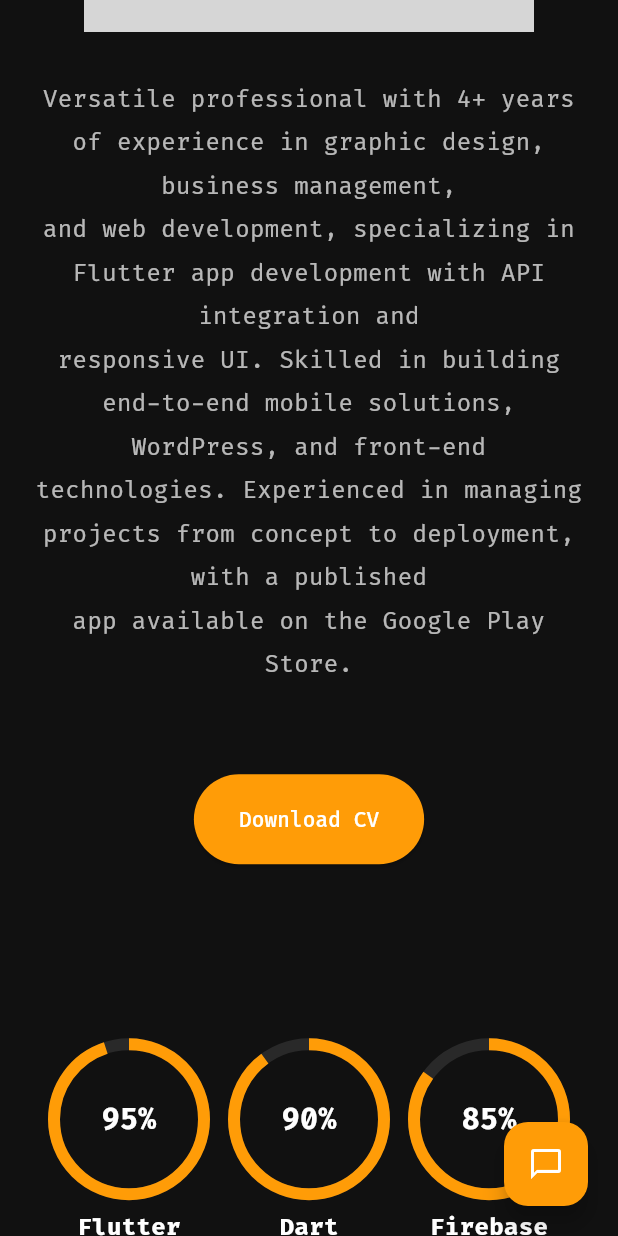
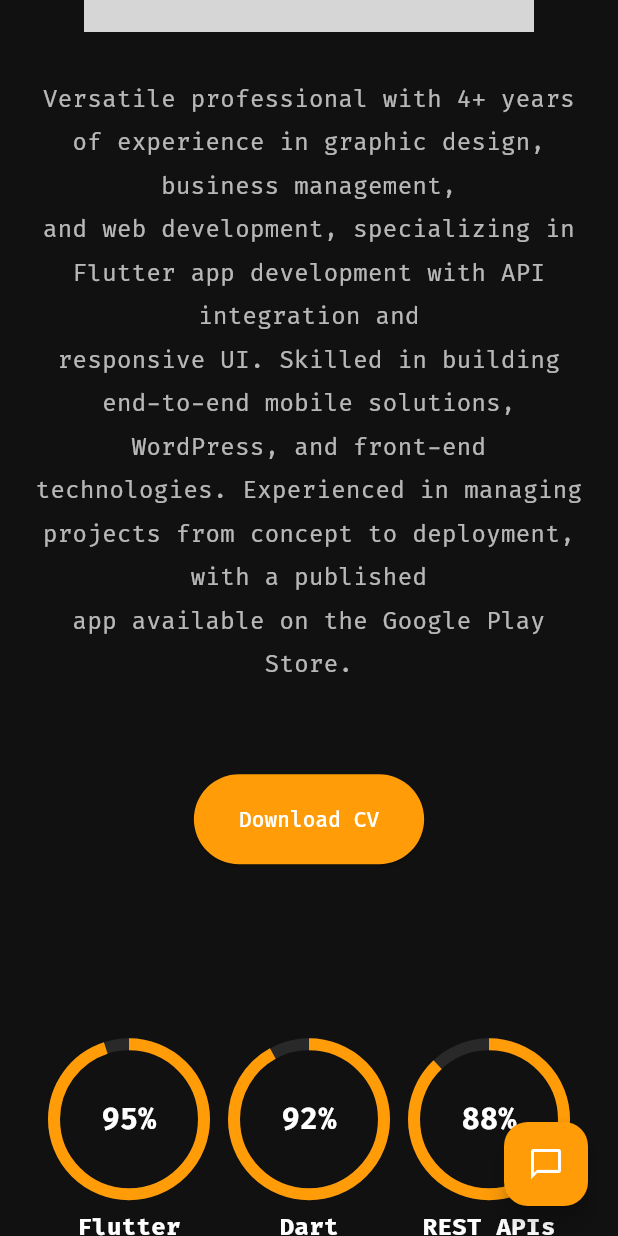
Before and after one commit to IstiakPolok/polok_ai_profile, a Flutter app: the screen it shows after launch, scrolled down 2880 dp, on a phone screen of 412 x 824 dp. Run offline on Flutter 3.47's test engine with Material 3 defaults, Android fonts, the phone set to English and light mode, and no system bars; our stand-ins replace flutter_animate, flutter_dotenv, flutter_tts, font_awesome_flutter, google_fonts, speech_to_text; grey boxes are pictures that could not be loaded.

Commit message:
Initial commit

```diff
--- a/lib/main.dart
+++ b/lib/main.dart
@@ -38,7 +38,7 @@ class MyApp extends StatelessWidget {
         textTheme: GoogleFonts.firaCodeTextTheme(ThemeData.dark().textTheme),
         scaffoldBackgroundColor: const Color(0xFF1E1E1E),
       ),
-      home: PortfolioScreen(onBack: () {}),
+      home: const MainLayout(),
     );
   }
 }
@@ -53,7 +53,7 @@ class MainLayout extends StatefulWidget {
 class _MainLayoutState extends State<MainLayout> {
   int _selectedIndex = 0;
   bool _isSidebarOpen = true;
-  bool _showPortfolio = false;
+  bool _showPortfolio = true;
 
   @override
   Widget build(BuildContext context) {
@@ -656,11 +656,15 @@ class _ChatViewState extends State<ChatView> {
   }
 
   void _addInitialMessage() {
+    final apiKey = dotenv.env['GEMINI_API_KEY'] ?? "";
+    final isPlaceholder = apiKey == "YOUR_GROQ_API_KEY_HERE" || apiKey.isEmpty;
+
     setState(() {
       _messages.add(
         ChatMessage(
-          text:
-              "Hi! I'm Polok's AI Assistant. Ask me anything about his experience, skills, or projects!",
+          text: isPlaceholder
+              ? "👋 Hi! It looks like your AI Chat isn't set up yet. To enable it, please add your Groq API key to the .env file in the root directory.\n\nType 'help' to see how!"
+              : "Hi! I'm Polok's AI Assistant. Ask me anything about his experience, skills, or projects!",
           isUser: false,
         ),
       );
@@ -1153,14 +1157,18 @@ class _PortfolioScreenState extends State<PortfolioScreen> {
           ),
         ),
       ],
-    );
-
-    final image = Center(
-      child: Image.asset(
-        'assets/images/profile.png',
-        width: isMobile ? 300 : 400,
-      ),
-    );
+    ).animate().fadeIn(duration: 800.ms, curve: Curves.easeOut).slideY(begin: 0.1);
+
+    final image =
+        Center(
+              child: Image.asset(
+                'assets/images/profile.png',
+                width: isMobile ? 300 : 400,
+              ),
+            )
+            .animate()
+            .fadeIn(duration: 800.ms)
+            .scale(begin: const Offset(0.8, 0.8), curve: Curves.easeOutBack);
 
     return Container(
       padding: EdgeInsets.symmetric(
@@ -1211,7 +1219,7 @@ class _PortfolioScreenState extends State<PortfolioScreen> {
               fontSize: 32,
               fontWeight: FontWeight.bold,
             ),
-          ),
+          ).animate().fadeIn().slideX(begin: -0.2),
           const SizedBox(height: 10),
           const Text(
             "Lorem ipsum dolor sit amet consectetur. Imperdiet convallis blandit felis ligula aliquam",
@@ -1226,25 +1234,25 @@ class _PortfolioScreenState extends State<PortfolioScreen> {
             mainAxisSpacing: 20,
             crossAxisSpacing: 20,
             childAspectRatio: isMobile ? 1.5 : 1.2,
-            children: const [
-              _ServiceCard(
+            children: [
+              const _ServiceCard(
                 title: "App Design",
                 icon: Icons.phone_android,
                 desc:
-                    "Lorem ipsum dolor sit amet. Imperdiet Lorem ipsum dolor sit amet consectetur",
-              ),
-              _ServiceCard(
+                    "Crafting beautiful and functional mobile applications using Flutter and modern design principles.",
+              ).animate().fadeIn(delay: 200.ms).slideY(begin: 0.2),
+              const _ServiceCard(
                 title: "Web Design",
                 icon: Icons.web,
                 desc:
-                    "Lorem ipsum dolor sit amet. Imperdiet Lorem ipsum dolor sit amet consectetur",
-              ),
-              _ServiceCard(
+                    "Creating responsive and interactive web experiences that look great on any device.",
+              ).animate().fadeIn(delay: 400.ms).slideY(begin: 0.2),
+              const _ServiceCard(
                 title: "UI/UX Design",
                 icon: Icons.design_services,
                 desc:
-                    "Lorem ipsum dolor sit amet. Imperdiet Lorem ipsum dolor sit amet consectetur",
-              ),
+                    "Focusing on user-centric design to provide intuitive and engaging digital interfaces.",
+              ).animate().fadeIn(delay: 600.ms).slideY(begin: 0.2),
             ],
           ),
         ],
@@ -1305,7 +1313,7 @@ class _PortfolioScreenState extends State<PortfolioScreen> {
               fontSize: 32,
               fontWeight: FontWeight.bold,
             ),
-          ),
+          ).animate().fadeIn().slideX(begin: -0.2),
           const SizedBox(height: 10),
           const Text(
             "User Interface And User Experience And Also Video Editing",
@@ -1343,15 +1351,15 @@ class _PortfolioScreenState extends State<PortfolioScreen> {
                 _SkillCircle(label: "Flutter", percent: 95, color: Colors.blue),
                 _SkillCircle(
                   label: "Dart",
-                  percent: 90,
+                  percent: 92,
                   color: Colors.blueAccent,
                 ),
                 _SkillCircle(
-                  label: "Firebase",
-                  percent: 85,
+                  label: "REST APIs",
+                  percent: 88,
                   color: Colors.orange,
                 ),
-                _SkillCircle(label: "UI/UX", percent: 80, color: Colors.purple),
+                _SkillCircle(label: "UI/UX", percent: 85, color: Colors.purple),
               ],
             )
           : const Row(
@@ -1360,15 +1368,15 @@ class _PortfolioScreenState extends State<PortfolioScreen> {
                 _SkillCircle(label: "Flutter", percent: 95, color: Colors.blue),
                 _SkillCircle(
                   label: "Dart",
-                  percent: 90,
+                  percent: 92,
                   color: Colors.blueAccent,
                 ),
                 _SkillCircle(
-                  label: "Firebase",
-                  percent: 85,
+                  label: "REST APIs",
+                  percent: 88,
                   color: Colors.orange,
                 ),
-                _SkillCircle(label: "UI/UX", percent: 80, color: Colors.purple),
+                _SkillCircle(label: "UI/UX", percent: 85, color: Colors.purple),
               ],
             ),
     );
@@ -1455,7 +1463,7 @@ class _PortfolioScreenState extends State<PortfolioScreen> {
                     ),
                   ],
                 ),
-              );
+              ).animate().fadeIn(delay: (index * 100).ms).slideY(begin: 0.1);
             },
           ),
         ],
--- a/lib/profile_data.dart
+++ b/lib/profile_data.dart
@@ -1,6 +1,6 @@
 class ProfileData {
   static const String name = "Fatin Istiak Polok";
-  static const String title = "Flutter Developer | Mobile App Specialist";
+  static const String title = "Flutter Developer";
   static const String bio = """
 Versatile professional with 4+ years of experience in graphic design, business management,
 and web development, specializing in Flutter app development with API integration and
@@ -16,34 +16,56 @@ app available on the Google Play Store.
   // Social Media Links
   static const Map<String, String> socialLinks = {
     'GitHub': 'https://github.com/IstiakPolok',
-    'LinkedIn': 'https://www.linkedin.com/in/fatin-istiak-polok',
-    'Portfolio': 'https://polok.com',
-    'Play Store':
-        'https://play.google.com/store/apps/details?id=com.goliaths.app',
+    'LinkedIn': 'https://www.linkedin.com/in/fatin-istiak-polok-885574137/',
+    'Portfolio': 'http://www.polok.site',
   };
+
+  // Social Media Summary (from GitHub/LinkedIn Research)
+  static const String githubSummary = """
+- Active GitHub user (IstiakPolok) with 800+ contributions in the last year.
+- Top Languages: Dart, C++, JavaScript, HTML, CSS.
+- Notable Repositories: book-class-assignment, liveTest, exam_week_2_assignment (focused on Dart and C++).
+""";
+
+  static const String linkedinSummary = """
+- Headline: Flutter Dev || Management Executive || Graphics designer.
+- Currently working as a Flutter Mobile Application Developer at Join Venture AI.
+- Previous professional experience includes SM Technology, Flowline Artwork, and Eurobangla Associates.
+""";
 
   // Work Experience
   static const List<Map<String, String>> workExperience = [
     {
       'company': 'Join Venture AI',
-      'position': 'Flutter Developer',
-      'duration': 'Apr 2025 - Present',
+      'position': 'Flutter Mobile Application Developer',
+      'duration': 'Jul 2025 - Present',
       'description':
-          'Flutter app development with focus on delivery and team coordination. Working with Flutter and REST APIs to build scalable mobile solutions.',
+          'Building scalable mobile solutions with Flutter and REST APIs.',
     },
     {
-      'company': 'Flowline Artwork',
+      'company': 'SM Technology',
+      'position': 'Flutter Mobile Application Developer',
+      'duration': 'Apr 2025 - Jun 2025',
+      'description': 'Mobile app development for various clients.',
+    },
+    {
+      'company': 'Flowline Artwork (Watertec Malaysia)',
       'position': 'Management Executive',
       'duration': 'Feb 2022 - Apr 2025',
       'description':
-          'Oversaw operations, optimized workflows, and managed client/vendor relations. Handled operations management, workflow optimization, and client relations.',
+          'Oversaw internal operations and managed client relations for a subsidiary of Watertec Malaysia.',
     },
     {
       'company': 'Eurobangla Associates Ltd',
       'position': 'Business Administrator',
-      'duration': 'May 2021 - Feb 2022',
-      'description':
-          'Managed administrative tasks, supported project delivery, and coordinated teams. Focused on business management and administration.',
+      'duration': 'May 2021 - Jan 2022',
+      'description': 'Managed administrative tasks and project delivery.',
+    },
+    {
+      'company': 'Unitas Group of Companies Ltd',
+      'position': 'Communications Executive',
+      'duration': 'Apr 2020 - Apr 2021',
+      'description': 'Handled internal and external communications.',
     },
   ];
 
@@ -53,75 +75,83 @@ app available on the Google Play Store.
       'institution': 'Daffodil International University, Bangladesh',
       'degree': 'B.Sc. in Computer Science & Engineering (CSE)',
       'duration': '2018 - 2023',
-      'description':
-          'Graduated with a CGPA of 3.23/4.00. Focused on software engineering, mobile development, and algorithms.',
+      'description': 'Graduated with a CGPA of 3.23/4.00.',
     },
     {
       'institution': 'Cambrian College, Dhaka, Bangladesh',
       'degree': 'Higher Secondary Certificate (Science)',
       'duration': '2014 - 2016',
-      'description': 'Achieved GPA 4.50/5.00 in Science group.',
+      'description': 'Achieved GPA 4.50/5.00.',
     },
     {
       'institution': 'Monipur High School, Dhaka, Bangladesh',
       'degree': 'Secondary School Certificate (Science)',
       'duration': '2004 - 2014',
-      'description': 'Achieved GPA 4.50/5.00 in Science group.',
+      'description': 'Achieved GPA 4.50/5.00.',
     },
   ];
 
   // Skills
-  static const List<String> skills = [
-    'Flutter & Dart',
+  static const Map<String, List<String>> organizedSkills = {
+    'Languages': [
+      'Dart (Flutter)',
       'JavaScript',
-    'HTML & CSS',
+      'HTML',
+      'CSS',
       'Python',
-    'C & C++',
+      'C',
+      'C++',
       'SQL',
-    'GetX State Management',
+    ],
+    'Technologies': [
+      'Flutter',
+      'GetX',
       'REST APIs',
       'WordPress',
       'FastAPI',
       'Firebase',
       'Supabase',
       'Git',
-    'UI/UX Design',
-    'Graphic Design',
-    'Responsive Web Design',
-    'Mobile App Development',
-  ];
+    ],
+    'Design': ['UI/UX Design', 'Graphic Design', 'Responsive Web Design'],
+  };
+
+  // Flat skills list for compatibility
+  static List<String> get skills =>
+      organizedSkills.values.expand((x) => x).toList();
 
   // Projects
   static const List<Map<String, String>> projects = [
     {
-      'name': 'Goliaths - Self-Growth and Donation App',
-      'description':
-          'Developed a self-growth app with donation via Stripe, daily motivational quotes, birthday tracking & sharing, AI chatbot for mental health guidance, and subscription management. Available on Google Play Store.',
-      'technologies': 'Flutter, Stripe, AI, Firebase',
-      'link': 'https://play.google.com/store/apps/details?id=com.goliaths.app',
-    },
-    {
-      'name': 'GastCallDe - Restaurant Management App',
+      'name': 'GastCallDe – Restaurant Management App',
       'description':
           'Built the mobile app for a multi-restaurant system with AI-powered order handling via Twilio, synced to React dashboards with menu, order, reservation, and customer management.',
       'technologies': 'Flutter, Twilio, AI, REST API, Firebase',
     },
     {
-      'name': 'Roady - Tourmate Matching App',
+      'name': 'Goliaths – Self-Growth and Donation App',
+      'description':
+          'Developed a self-growth app with donation via Stripe, daily motivational quotes, birthday tracking & sharing, AI chatbot for mental health guidance, and subscription management.',
+      'technologies': 'Flutter, Stripe, AI, Firebase',
+      'link':
+          'https://play.google.com/store/apps/details?id=com.breaking.goliathsitled',
+    },
+    {
+      'name': 'Roady – Tourmate Matching App',
       'description':
           'Developed a swipe-based travel companion app with real-time chat, user profiles, and map-sharing to connect travelers.',
       'technologies': 'Flutter, Firebase, Google Maps, REST API',
     },
     {
-      'name': 'Dallas - Messaging App',
+      'name': 'Dallas – Messaging App',
       'description':
           'Built a WhatsApp-like messaging app with secure real-time chat, audio/video calls, and AI-powered transcription for conversations.',
       'technologies': 'Flutter, WebRTC, Firebase, REST API',
     },
     {
-      'name': 'WardKavin - Hospital Ward Management',
+      'name': 'WardKavin',
       'description':
-          'Developed an intelligent hospital ward management app that automates patient tracking, staff scheduling, and report generation using AI-powered insights. Integrated a Flutter frontend with a Django backend for secure data handling and seamless real-time communication.',
+          'Developed an AI-powered wound analysis and patient management application for nurses, enabling intelligent wound assessment through image analysis. The system suggests appropriate medications using AI insights, tracks wound healing history over time, and manages patient records efficiently. Built with a Flutter frontend and a Django backend.',
       'technologies': 'Flutter, Django, OpenAI API',
     },
   ];
@@ -148,6 +178,12 @@ app available on the Google Play Store.
     socialLinks.forEach((platform, link) {
       context.writeln('$platform: $link');
     });
+
+    context.writeln('\nGitHub Activity:');
+    context.writeln(githubSummary);
+
+    context.writeln('\nLinkedIn Highlights:');
+    context.writeln(linkedinSummary);
 
     context.writeln('\nWork Experience:');
     for (var exp in workExperience) {
```
Also changed, not shown: lib/gemini_service.dart (+13 -9 lines), package.json (added, +7 -0 lines), pubspec.lock, vercel.json (added), 1 other file. Lines whose indentation alone changed are shown as unchanged.
